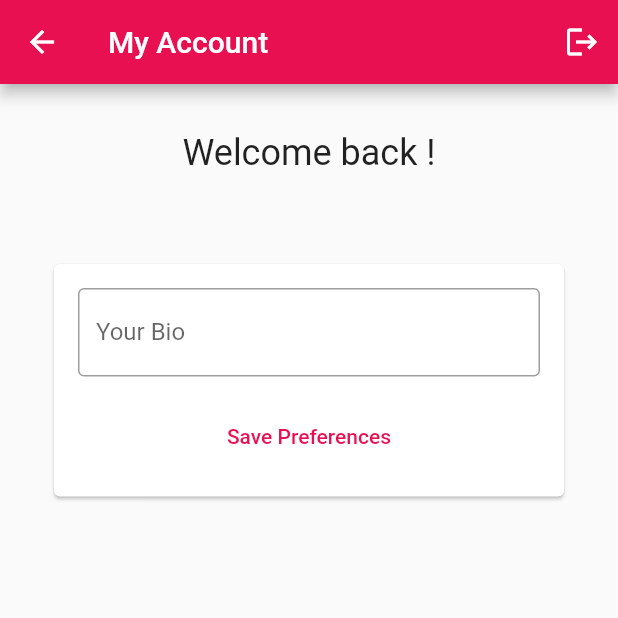
After one commit to vadimsabadosh/fl_phonebook-auth, a Flutter app: the AccountPage screen opened directly, after a tap on the "logout" icon, on a phone screen of 412 x 824 dp, the top half of it. The commit adds this screen. Run offline on Flutter 3.47's test engine with Material 2 defaults, Android fonts, the phone set to English and light mode, and no system bars; our stand-ins replace flutter_secure_storage; accounts and stored records are empty; network calls fail.

Commit message:
add register add tabs add account page

```diff
--- a/lib/main.dart
+++ b/lib/main.dart
@@ -1,8 +1,8 @@
 import 'package:phonebook_auth/pages/login_page.dart';
-import 'package:phonebook_auth/pages/phonebook_page.dart';
 import 'package:flutter/material.dart';
 import 'package:provider/provider.dart';
 
+import 'pages/tabs_page.dart';
 import 'providers/auth_provider.dart';
 
 void main() {
@@ -17,7 +17,7 @@ class MyApp extends StatelessWidget {
     AuthStatus.uninitialized: const Scaffold(
       body: Center(child: CircularProgressIndicator()),
     ),
-    AuthStatus.authenticated: const PhonebookPage(),
+    AuthStatus.authenticated: const TabsPage(),
     AuthStatus.unauthenticated: const LoginPage()
   };
 
@@ -25,7 +25,7 @@ class MyApp extends StatelessWidget {
   Widget build(BuildContext context) {
     final value = context.watch<AuthProvider>().status;
     return MaterialApp(
-        title: 'Appwrite Auth Demo',
+        title: 'Phonebook Auth Demo',
         debugShowCheckedModeBanner: false,
         home: screens[value],
         theme: ThemeData(
--- /dev/null
+++ b/lib/pages/account_page.dart
@@ -0,0 +1,85 @@
+import 'package:flutter/material.dart';
+import 'package:phonebook_auth/providers/auth_provider.dart';
+import 'package:provider/provider.dart';
+
+class AccountPage extends StatefulWidget {
+  const AccountPage({Key? key}) : super(key: key);
+
+  @override
+  _AccountPageState createState() => _AccountPageState();
+}
+
+class _AccountPageState extends State<AccountPage> {
+  late String? email;
+  late String? username;
+  TextEditingController bioTextController = TextEditingController();
+
+  @override
+  void initState() {
+    super.initState();
+    final AuthProvider authProvider = context.read<AuthProvider>();
+    email = authProvider.email;
+    username = authProvider.username;
+  }
+
+  savePreferences() {
+    // final AuthProvider authProvider = context.read<AuthProvider>();
+    // appwrite.updatePreferences(bio: bioTextController.text);
+    const snackbar = SnackBar(content: Text('Preferences updated!'));
+    ScaffoldMessenger.of(context).showSnackBar(snackbar);
+  }
+
+  signOut() {
+    final AuthProvider authProvider = context.read<AuthProvider>();
+    authProvider.logout();
+  }
+
+  @override
+  Widget build(BuildContext context) {
+    return Scaffold(
+        appBar: AppBar(
+          title: const Text('My Account'),
+          actions: [
+            IconButton(
+              icon: const Icon(Icons.logout),
+              onPressed: () {
+                signOut();
+              },
+            ),
+          ],
+        ),
+        body: Center(
+          child: Padding(
+              padding: const EdgeInsets.all(32.0),
+              child: Column(
+                mainAxisAlignment: MainAxisAlignment.start,
+                crossAxisAlignment: CrossAxisAlignment.center,
+                children: [
+                  Text('Welcome back $username!',
+                      style: Theme.of(context).textTheme.headlineSmall),
+                  Text('$email'),
+                  const SizedBox(height: 40),
+                  Card(
+                    child: Padding(
+                      padding: const EdgeInsets.all(16),
+                      child: Column(children: [
+                        TextField(
+                          controller: bioTextController,
+                          decoration: const InputDecoration(
+                            labelText: 'Your Bio',
+                            border: OutlineInputBorder(),
+                          ),
+                        ),
+                        const SizedBox(height: 16),
+                        TextButton(
+                          onPressed: () => savePreferences(),
+                          child: const Text('Save Preferences'),
+                        ),
+                      ]),
+                    ),
+                  )
+                ],
+              )),
+        ));
+  }
+}
```
Also changed, not shown: lib/pages/register_page.dart (+5 -4 lines), lib/pages/tabs_page.dart (added, +39 -0 lines), lib/providers/auth_provider.dart (+6 -5 lines), lib/services/auth_service.dart (+14 -13 lines).
